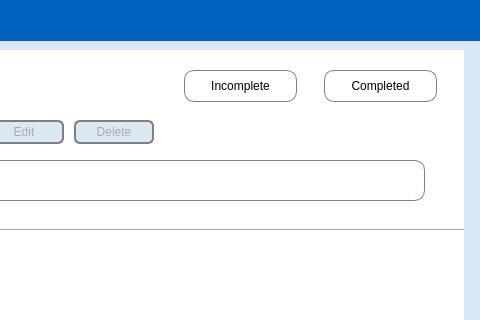
The window that views/mainwindow.ui (KatyaStep/to_do_list_app) describes before a commit, drawn with Qt 5; both pictures show x 315 to 795 and y 0 to 320 of the 1200 by 800 pixel window.
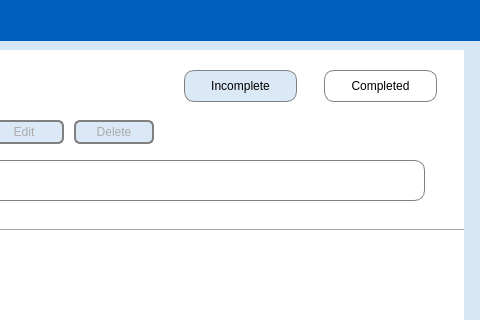
The same window after the commit. Icons and pictures are not drawn.

The edit to the form file:
```diff
--- a/views/mainwindow.ui
+++ b/views/mainwindow.ui
@@ -211,7 +211,7 @@
      <property name="styleSheet">
       <string notr="true">font: 13pt &quot;Chalkduster&quot;;
 color: black;
-background-color: white;
+background-color: #dbe8f6;
 border: 1px solid grey;
 border-width: 1px;
 border-radius: 10px;</string>
```
Left out of the diff: 4 changed lines with no effect on the pictures.
